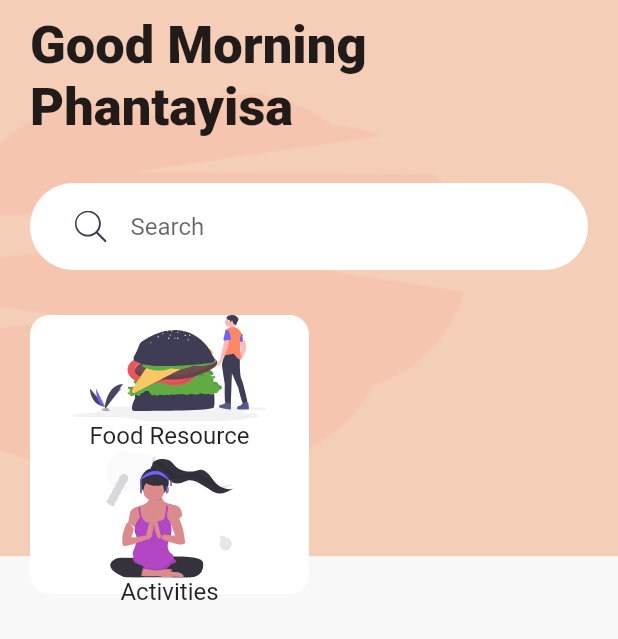
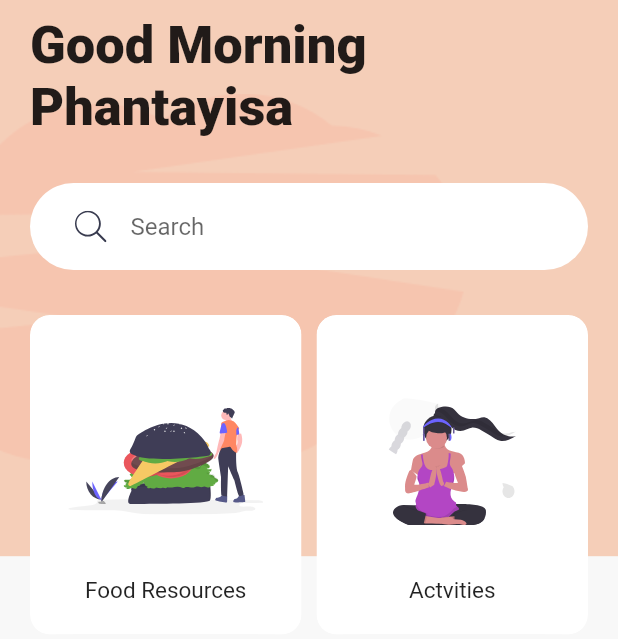
Before and after one commit to ChristOscar/KidoResources, a Flutter app: the screen it shows after launch, on a phone screen of 412 x 824 dp. Shown: the top 639 px of the screen. Run offline on Flutter 3.47's test engine with Material 2 defaults, Android fonts, the phone set to English and light mode, and no system bars; our stand-ins replace flutter_svg.

Commit message:
Resource Buttons

```diff
--- a/lib/main.dart
+++ b/lib/main.dart
@@ -2,8 +2,6 @@ import 'package:flutter/material.dart';
 import 'package:flutter_svg/svg.dart';
 import 'package:kidoresources/constants.dart';
 import 'package:kidoresources/screens/widgets/search_bar.dart';
-
-
 
 void main() => runApp(MyApp());
 
@@ -26,8 +24,7 @@ class MyApp extends StatelessWidget {
 class HomeScreen extends StatelessWidget {
   @override
   Widget build(BuildContext context) {
-    var size = MediaQuery.of(context)
-        .size;
+    var size = MediaQuery.of(context).size;
     return Scaffold(
       body: Stack(
         children: <Widget>[
@@ -36,9 +33,8 @@ class HomeScreen extends StatelessWidget {
             decoration: BoxDecoration(
               color: Color(0xFFF5CEB8),
               image: DecorationImage(
-                alignment: Alignment.centerLeft,
-                image: AssetImage("assets/images/undraw_pilates_gpdb.png")
-              ),
+                  alignment: Alignment.centerLeft,
+                  image: AssetImage("assets/images/undraw_pilates_gpdb.png")),
             ),
           ),
           SafeArea(
@@ -58,42 +54,84 @@ class HomeScreen extends StatelessWidget {
                   Expanded(
                     child: GridView.count(
                       crossAxisCount: 2,
+                      childAspectRatio: .85,
+                      crossAxisSpacing: 10,
+                      mainAxisSpacing: 10,
                       children: <Widget>[
-                        Container(
-                          decoration: BoxDecoration(
-                            color: Colors.white,
-                            borderRadius: BorderRadius.circular(13),
-                          ),
-                          child: Column(
-                            children: <Widget>[
-                              Spacer(),
-                              SvgPicture.asset("assets/icons/Hamburger.svg"),
-                              Spacer(),
-                              Text(
-                                "Food Resource",
-                                textAlign: TextAlign.center,
-                                style: TextStyle(fontSize: 16),
-                              ),
-                              Spacer(),
-                              SvgPicture.asset("assets/icons/yoga.svg"),
-                              Spacer(),
-                              Text(
-                                "Activities",
-                                textAlign: TextAlign.center,
-                                style: TextStyle(fontSize: 16),
-                              ),
-                            ],
-                          ),
+                        CatagoryCard(
+                          title: "Food Resources",
+                          svgSrc: "assets/icons/Hamburger.svg",
+                          press: () {},
+                        ),
+                        CatagoryCard(
+                          title: "Actvities",
+                          svgSrc: "assets/icons/yoga.svg",
                         ),
                       ],
-                      ),
                     ),
+                  ),
                 ],
               ),
-              ),
             ),
+          ),
         ],
       ),
     );
   }
 }
+
+class CatagoryCard extends StatelessWidget {
+  final String svgSrc;
+  final String title;
+  final Function press;
+
+  const CatagoryCard({
+    Key key,
+    this.svgSrc,
+    this.title,
+    this.press,
+  }) : super(key: key);
+
+  @override
+  Widget build(BuildContext context) {
+    return ClipRRect(
+      borderRadius: BorderRadius.circular(13),
+      child: Container(
+        //padding: EdgeInsets.all(20),
+        decoration: BoxDecoration(
+          color: Colors.white,
+          borderRadius: BorderRadius.circular(13),
+          boxShadow: [
+            BoxShadow(
+              offset: Offset(0, 17),
+              blurRadius: 17,
+              spreadRadius: -23,
+              color: kShadowColor,
+            ),
+          ],
+        ),
+        child: Material(
+          color: Colors.transparent,
+          child: InkWell(
+            onTap: press,
+            child: Padding(
+              padding: const EdgeInsets.all(20),
+              child: Column(
+                children: <Widget>[
+                  Spacer(),
+                  SvgPicture.asset(svgSrc),
+                  Spacer(),
+                  Text(
+                    title,
+                    textAlign: TextAlign.center,
+                    style: TextStyle(fontSize: 15),
+                  ),
+                ],
+              ),
+            ),
+          ),
+        ),
+      ),
+    );
+  }
+}
```
